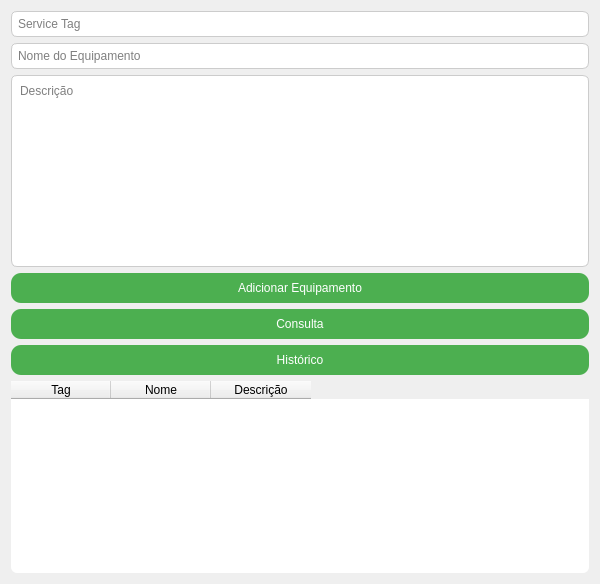
This is service_tag_manager/view/ui_main.ui in jonatastz/Projeto_Inovacao as Qt 5 draws it before an edit. The edited form follows.
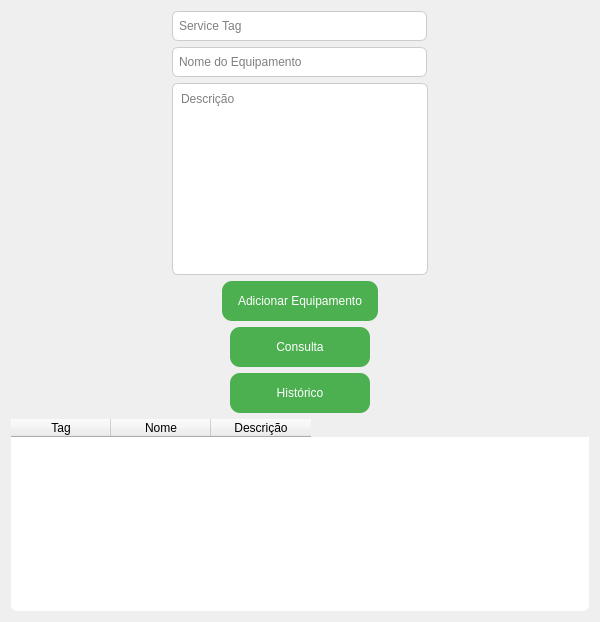
This is the edited form.

Commit message: Concluindo layout do main - restando remover tabela de confirmação de cadastro de equipamentos

Patch:
```diff
--- a/service_tag_manager/view/ui_main.ui
+++ b/service_tag_manager/view/ui_main.ui
@@ -24,7 +24,7 @@
         background-color: #4CAF50;
         color: white;
         border-radius: 10px;
-        padding: 8px;
+        padding: 8px 16px;
     }
 
     QPushButton:hover {
@@ -45,48 +45,176 @@
    ]]></string>
   </property>
   <layout class="QVBoxLayout" name="verticalLayout">
+
+   <!-- Service Tag centralizado -->
+   <item>
+    <layout class="QHBoxLayout" name="hlayout_input_tag">
+     <property name="alignment">
+      <set>Qt::AlignHCenter</set>
+     </property>
    <item>
     <widget class="QLineEdit" name="input_tag">
      <property name="placeholderText">
       <string>Service Tag</string>
      </property>
-    </widget>
-   </item>
+       <property name="sizePolicy">
+        <sizepolicy hsizetype="Fixed" vsizetype="Fixed">
+         <horstretch>0</horstretch>
+         <verstretch>0</verstretch>
+        </sizepolicy>
+       </property>
+       <property name="minimumSize">
+        <size>
+         <width>255</width>
+         <height>30</height>
+        </size>
+       </property>
+      </widget>
+     </item>
+    </layout>
+   </item>
+
+   <!-- Nome do Equipamento centralizado -->
+   <item>
+    <layout class="QHBoxLayout" name="hlayout_input_name">
+     <property name="alignment">
+      <set>Qt::AlignHCenter</set>
+     </property>
    <item>
     <widget class="QLineEdit" name="input_name">
      <property name="placeholderText">
       <string>Nome do Equipamento</string>
      </property>
-    </widget>
-   </item>
+       <property name="sizePolicy">
+        <sizepolicy hsizetype="Fixed" vsizetype="Fixed">
+         <horstretch>0</horstretch>
+         <verstretch>0</verstretch>
+        </sizepolicy>
+       </property>
+       <property name="minimumSize">
+        <size>
+         <width>255</width>
+         <height>30</height>
+        </size>
+       </property>
+      </widget>
+     </item>
+    </layout>
+   </item>
+
+   <!-- Descrição centralizado -->
+   <item>
+    <layout class="QHBoxLayout" name="hlayout_input_desc">
+     <property name="alignment">
+      <set>Qt::AlignHCenter</set>
+     </property>
    <item>
     <widget class="QTextEdit" name="input_desc">
      <property name="placeholderText">
       <string>Descrição</string>
      </property>
-    </widget>
-   </item>
+       <property name="sizePolicy">
+        <sizepolicy hsizetype="Fixed" vsizetype="Fixed">
+         <horstretch>0</horstretch>
+         <verstretch>0</verstretch>
+        </sizepolicy>
+       </property>
+       <property name="minimumSize">
+        <size>
+         <width>170</width>
+         <height>80</height>
+        </size>
+       </property>
+      </widget>
+     </item>
+    </layout>
+   </item>
+
+   <!-- Botão Adicionar Equipamento centralizado -->
+   <item>
+    <layout class="QHBoxLayout" name="hlayout_btn_add">
+     <property name="alignment">
+      <set>Qt::AlignHCenter</set>
+     </property>
    <item>
     <widget class="QPushButton" name="btn_add">
      <property name="text">
       <string>Adicionar Equipamento</string>
      </property>
-    </widget>
-   </item>
+       <property name="sizePolicy">
+        <sizepolicy hsizetype="Minimum" vsizetype="Fixed">
+         <horstretch>0</horstretch>
+         <verstretch>0</verstretch>
+        </sizepolicy>
+       </property>
+       <property name="minimumSize">
+        <size>
+         <width>80</width>
+         <height>40</height>
+        </size>
+       </property>
+      </widget>
+     </item>
+    </layout>
+   </item>
+
+   <!-- Botão Consulta centralizado -->
+   <item>
+    <layout class="QHBoxLayout" name="hlayout_btn_consulta">
+     <property name="alignment">
+      <set>Qt::AlignHCenter</set>
+     </property>
    <item>
     <widget class="QPushButton" name="btn_consulta">
      <property name="text">
       <string>Consulta</string>
      </property>
-    </widget>
-   </item>
+       <property name="sizePolicy">
+        <sizepolicy hsizetype="Minimum" vsizetype="Fixed">
+         <horstretch>0</horstretch>
+         <verstretch>0</verstretch>
+        </sizepolicy>
+       </property>
+       <property name="minimumSize">
+        <size>
+         <width>140</width>
+         <height>40</height>
+        </size>
+       </property>
+      </widget>
+     </item>
+    </layout>
+   </item>
+
+   <!-- Botão Histórico centralizado -->
+   <item>
+    <layout class="QHBoxLayout" name="hlayout_btn_historico">
+     <property name="alignment">
+      <set>Qt::AlignHCenter</set>
+     </property>
    <item>
     <widget class="QPushButton" name="btn_historico">
      <property name="text">
       <string>Histórico</string>
      </property>
-    </widget>
-   </item>
+       <property name="sizePolicy">
+        <sizepolicy hsizetype="Minimum" vsizetype="Fixed">
+         <horstretch>0</horstretch>
+         <verstretch>0</verstretch>
+        </sizepolicy>
+       </property>
+       <property name="minimumSize">
+        <size>
+         <width>140</width>
+         <height>40</height>
+        </size>
+       </property>
+      </widget>
+     </item>
+    </layout>
+   </item>
+
+   <!-- Tabela que pode expandir para preencher a janela -->
    <item>
     <widget class="QTableWidget" name="table">
      <property name="sizePolicy">
```
Left out of the diff: 5 changed lines with no effect on the pictures. Lines whose indentation alone changed are shown as unchanged. The commit also changes 3 other files.
